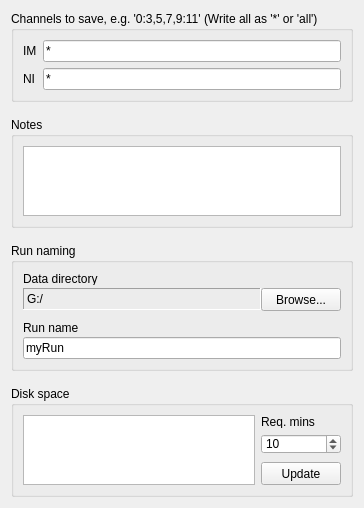
This is Forms/SeeNSaveTab.ui in billkarsh/SpikeGLX as Qt 5 draws it before an edit. The edited form follows.
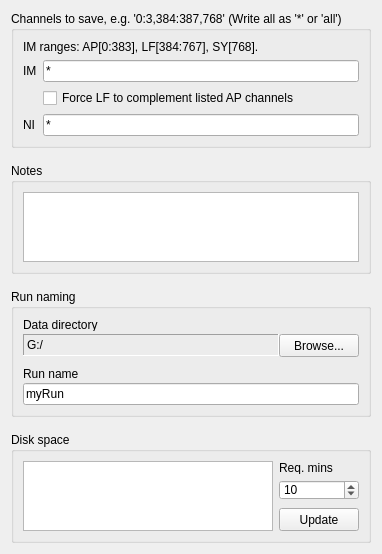
This is the edited form.

Commit message: Optional LF-AP save-channel pairing

```diff
--- a/Forms/SeeNSaveTab.ui
+++ b/Forms/SeeNSaveTab.ui
@@ -7,7 +7,7 @@
     <x>0</x>
     <y>0</y>
     <width>364</width>
-    <height>478</height>
+    <height>520</height>
    </rect>
   </property>
   <property name="baseSize">
@@ -34,49 +34,69 @@
    <item row="0" column="0">
     <widget class="QGroupBox" name="saveChnGB">
      <property name="title">
-      <string>Channels to save, e.g. '0:3,5,7,9:11' (Write all as '*' or 'all')</string>
+      <string>Channels to save, e.g. '0:3,384:387,768' (Write all as '*' or 'all')</string>
      </property>
      <layout class="QGridLayout" name="gridLayout_4">
       <property name="verticalSpacing">
        <number>6</number>
       </property>
-      <item row="0" column="0">
+      <item row="3" column="1">
+       <widget class="QLineEdit" name="niSaveChansLE">
+        <property name="minimumSize">
+         <size>
+          <width>0</width>
+          <height>22</height>
+         </size>
+        </property>
+        <property name="text">
+         <string>*</string>
+        </property>
+       </widget>
+      </item>
+      <item row="1" column="0">
        <widget class="QLabel" name="label_1">
         <property name="text">
          <string>IM</string>
         </property>
        </widget>
       </item>
-      <item row="1" column="0">
+      <item row="1" column="1">
+       <widget class="QLineEdit" name="imSaveChansLE">
+        <property name="minimumSize">
+         <size>
+          <width>0</width>
+          <height>22</height>
+         </size>
+        </property>
+        <property name="text">
+         <string>*</string>
+        </property>
+       </widget>
+      </item>
+      <item row="3" column="0">
        <widget class="QLabel" name="label_2">
         <property name="text">
          <string>NI</string>
         </property>
        </widget>
       </item>
-      <item row="0" column="1">
-       <widget class="QLineEdit" name="imSaveChansLE">
-        <property name="minimumSize">
-         <size>
-          <width>0</width>
-          <height>22</height>
-         </size>
-        </property>
+      <item row="0" column="0" colspan="2">
+       <widget class="QLabel" name="rngLbl">
         <property name="text">
-         <string>*</string>
+         <string>IM ranges: AP[0:383], LF[384:767], SY[768].</string>
         </property>
        </widget>
       </item>
-      <item row="1" column="1">
-       <widget class="QLineEdit" name="niSaveChansLE">
-        <property name="minimumSize">
-         <size>
-          <width>0</width>
-          <height>22</height>
-         </size>
+      <item row="2" column="1">
+       <widget class="QCheckBox" name="pairChk">
+        <property name="sizePolicy">
+         <sizepolicy hsizetype="Preferred" vsizetype="Preferred">
+          <horstretch>0</horstretch>
+          <verstretch>0</verstretch>
+         </sizepolicy>
         </property>
         <property name="text">
-         <string>*</string>
+         <string>Force LF to complement listed AP channels</string>
         </property>
        </widget>
       </item>
```
Left out of the diff: 1 changed line with no effect on the pictures. The commit also changes 4 other files.
